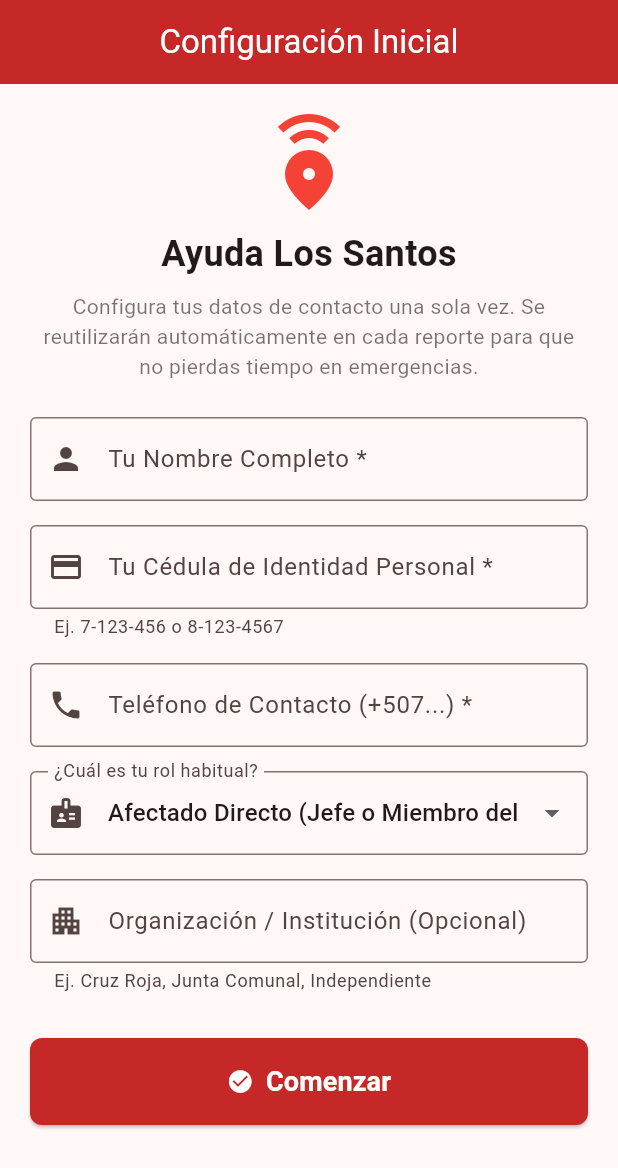
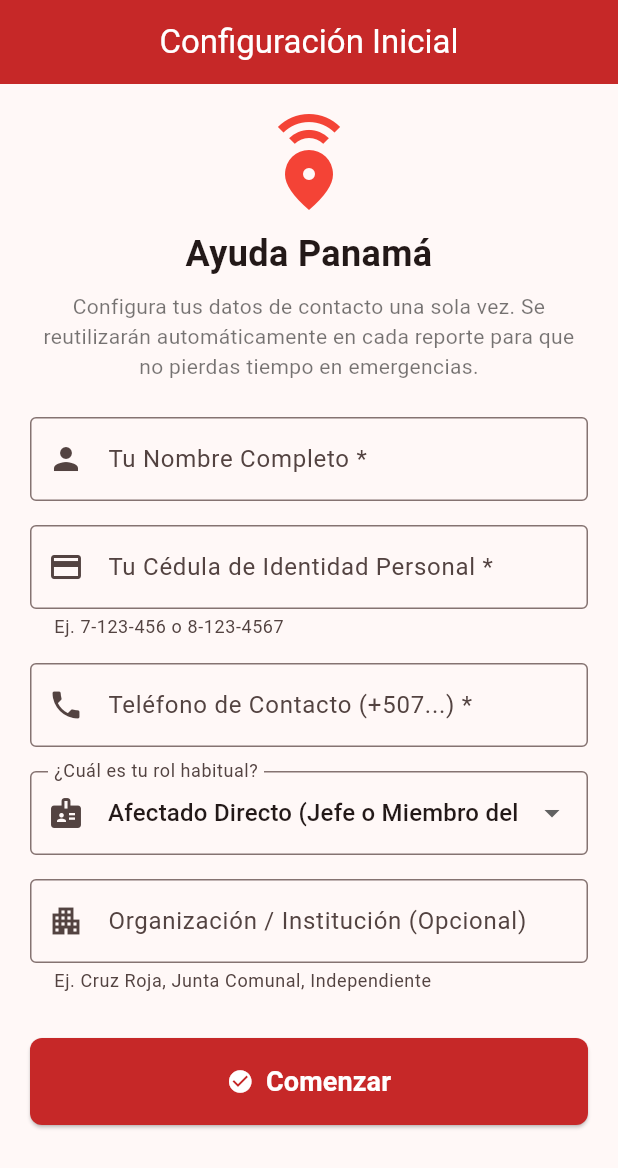
Before and after one commit to NiLord/Ayuda-Panama, a Flutter app: the screen it shows after launch, on a phone screen of 412 x 824 dp. Shown: the top 1168 px of the screen. Run offline on Flutter 3.47's test engine with Material 3 defaults, Android fonts, the phone set to English and light mode, and no system bars; our stand-ins replace battery_plus, connectivity_plus, device_info_plus, geolocator, image_picker, shared_preferences.

Commit message:
chore(branding): renombrar aplicacion a Ayuda Panama

```diff
--- a/frontend/lib/main.dart
+++ b/frontend/lib/main.dart
@@ -20,7 +20,7 @@ class AyudaLosSantosApp extends StatelessWidget {
   @override
   Widget build(BuildContext context) {
     return MaterialApp(
-      title: 'Ayuda Los Santos',
+      title: 'Ayuda Panamá',
       debugShowCheckedModeBanner: false,
       theme: ThemeData(
         useMaterial3: true,
--- a/frontend/lib/screens/home_screen.dart
+++ b/frontend/lib/screens/home_screen.dart
@@ -54,7 +54,7 @@ class _HomeScreenState extends State<HomeScreen> {
   Widget build(BuildContext context) {
     return Scaffold(
       appBar: AppBar(
-        title: const Text('Ayuda Los Santos'),
+        title: const Text('Ayuda Panamá'),
         backgroundColor: Colors.red.shade800,
         foregroundColor: Colors.white,
         actions: [
--- a/frontend/lib/screens/onboarding_profile_screen.dart
+++ b/frontend/lib/screens/onboarding_profile_screen.dart
@@ -66,7 +66,7 @@ class _OnboardingProfileScreenState extends State<OnboardingProfileScreen> {
               const Icon(Icons.emergency_share, size: 64, color: Colors.red),
               const SizedBox(height: 12),
               const Text(
-                'Ayuda Los Santos',
+                'Ayuda Panamá',
                 textAlign: TextAlign.center,
                 style: TextStyle(fontSize: 24, fontWeight: FontWeight.bold),
               ),
```
Also changed, not shown: 3 other files.
